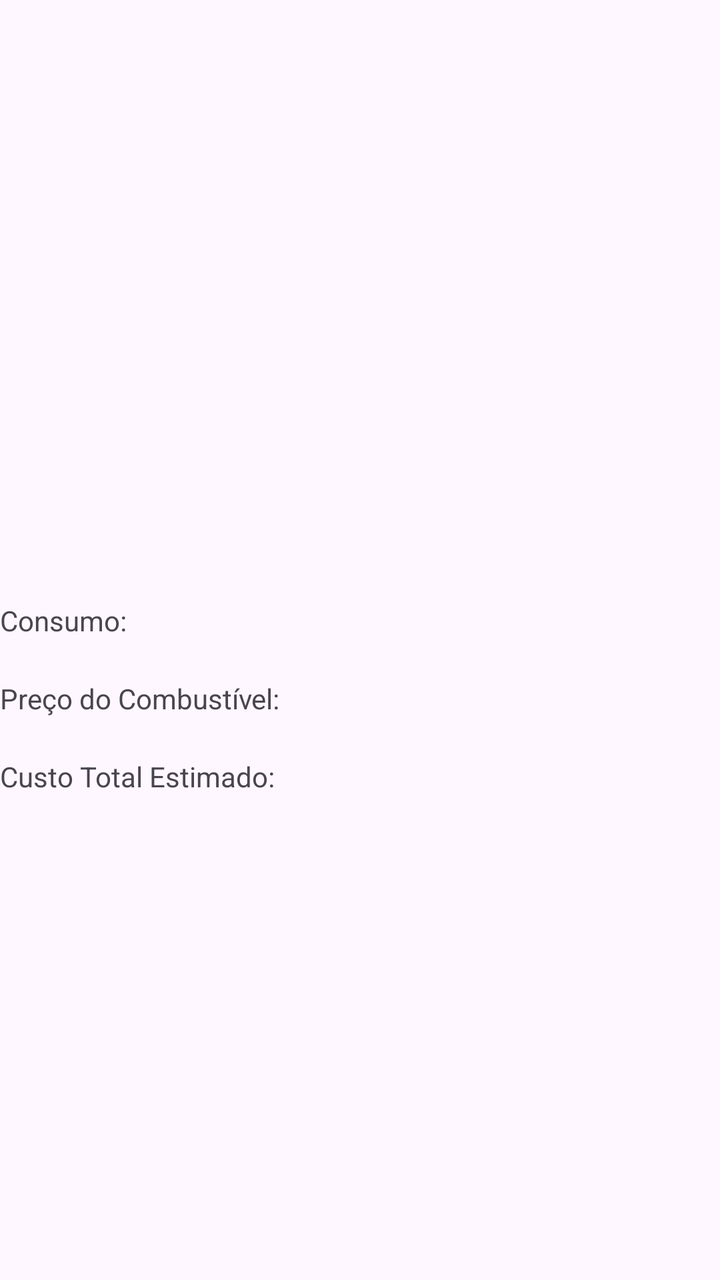
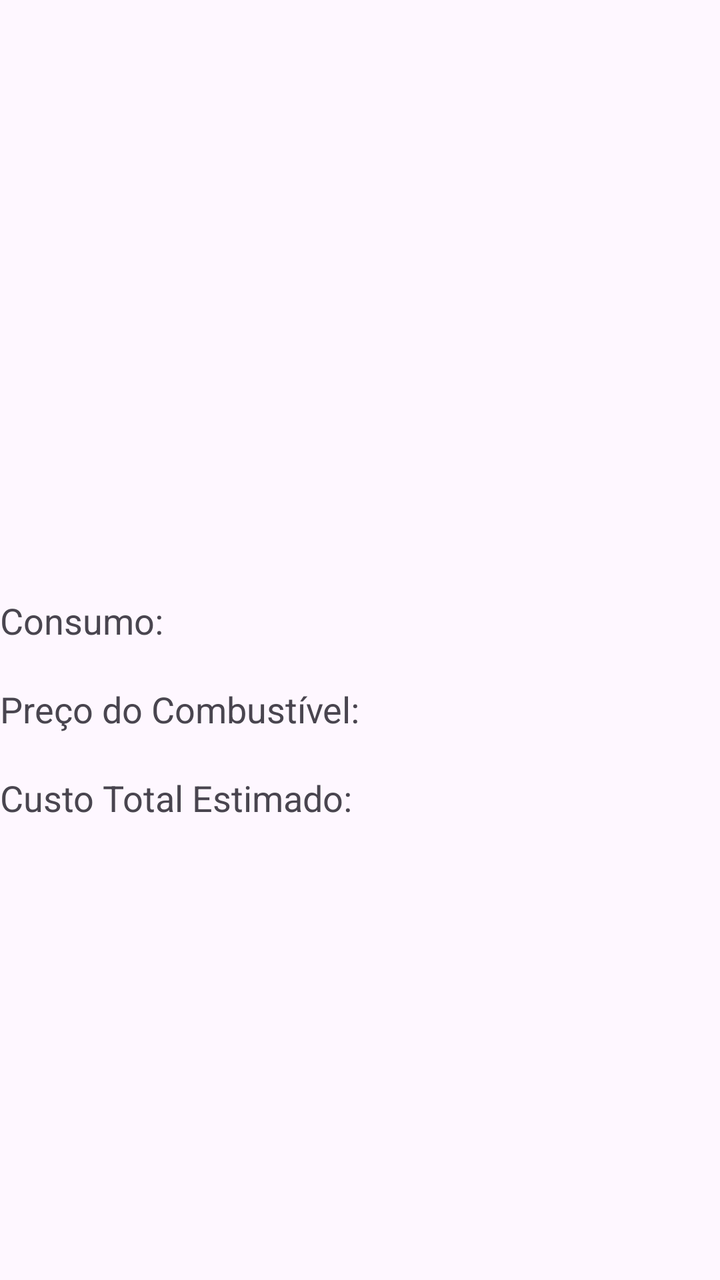

Screens rendered from an Android XML layout before and after an edit, with the pre-edit source and the edit as a unified diff.
<!-- AndroidManifest.xml: application theme Theme.PlanejadorDeViagens -->
<!-- res/layout/fragment_result.xml -->
<?xml version="1.0" encoding="utf-8"?>
<androidx.constraintlayout.widget.ConstraintLayout xmlns:android="http://schemas.android.com/apk/res/android"
    xmlns:tools="http://schemas.android.com/tools"
    android:layout_width="match_parent"
    android:layout_height="match_parent"
    android:layout_marginHorizontal="24dp"
    xmlns:app="http://schemas.android.com/apk/res-auto"
    tools:context=".ResultFragment">


    <TextView
        android:id="@+id/tvConsumption"
        android:layout_width="match_parent"
        android:layout_height="wrap_content"
        android:paddingBottom="20dp"
        android:text="Consumo:"
        app:layout_constraintBottom_toBottomOf="parent"
        app:layout_constraintEnd_toEndOf="parent"
        app:layout_constraintStart_toStartOf="parent"
        app:layout_constraintTop_toTopOf="parent" />

    <TextView
        android:id="@+id/tvPrice"
        android:layout_width="match_parent"
        android:layout_height="wrap_content"
        android:text="Preço do Combustível:"
        android:paddingBottom="20dp"
        app:layout_constraintTop_toBottomOf="@+id/tvConsumption"
        app:layout_constraintStart_toStartOf="parent"
        app:layout_constraintEnd_toEndOf="parent"
        />

    <TextView
        android:id="@+id/tvTotalCost"
        android:layout_width="match_parent"
        android:layout_height="wrap_content"
        android:text="Custo Total Estimado:"
        android:paddingBottom="20dp"
        app:layout_constraintTop_toBottomOf="@+id/tvPrice"
        app:layout_constraintStart_toStartOf="parent"
        app:layout_constraintEnd_toEndOf="parent"
        />

</androidx.constraintlayout.widget.ConstraintLayout>
<!-- resources referenced by this layout -->
<resources>
  <style name="Theme.PlanejadorDeViagens" parent="Base.Theme.PlanejadorDeViagens" />
  <style name="Base.Theme.PlanejadorDeViagens" parent="Theme.Material3.DayNight.NoActionBar">
          
          
      </style>
</resources>

<!-- the commit's change to res/layout/fragment_result.xml (unified diff, before → after) -->
@@ -12,6 +12,7 @@
         android:id="@+id/tvConsumption"
         android:layout_width="match_parent"
         android:layout_height="wrap_content"
+        android:textSize="18sp"
         android:paddingBottom="20dp"
         android:text="Consumo:"
         app:layout_constraintBottom_toBottomOf="parent"
@@ -23,6 +24,7 @@
         android:id="@+id/tvPrice"
         android:layout_width="match_parent"
         android:layout_height="wrap_content"
+        android:textSize="18sp"
         android:text="Preço do Combustível:"
         android:paddingBottom="20dp"
         app:layout_constraintTop_toBottomOf="@+id/tvConsumption"
@@ -34,6 +36,7 @@
         android:id="@+id/tvTotalCost"
         android:layout_width="match_parent"
         android:layout_height="wrap_content"
+        android:textSize="18sp"
         android:text="Custo Total Estimado:"
         android:paddingBottom="20dp"
         app:layout_constraintTop_toBottomOf="@+id/tvPrice"
